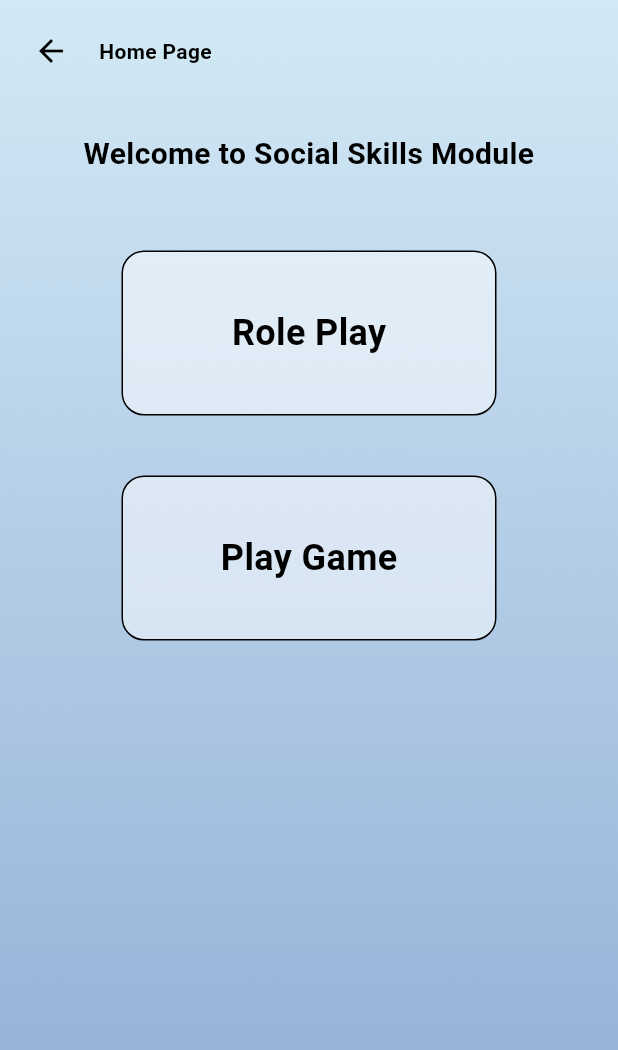
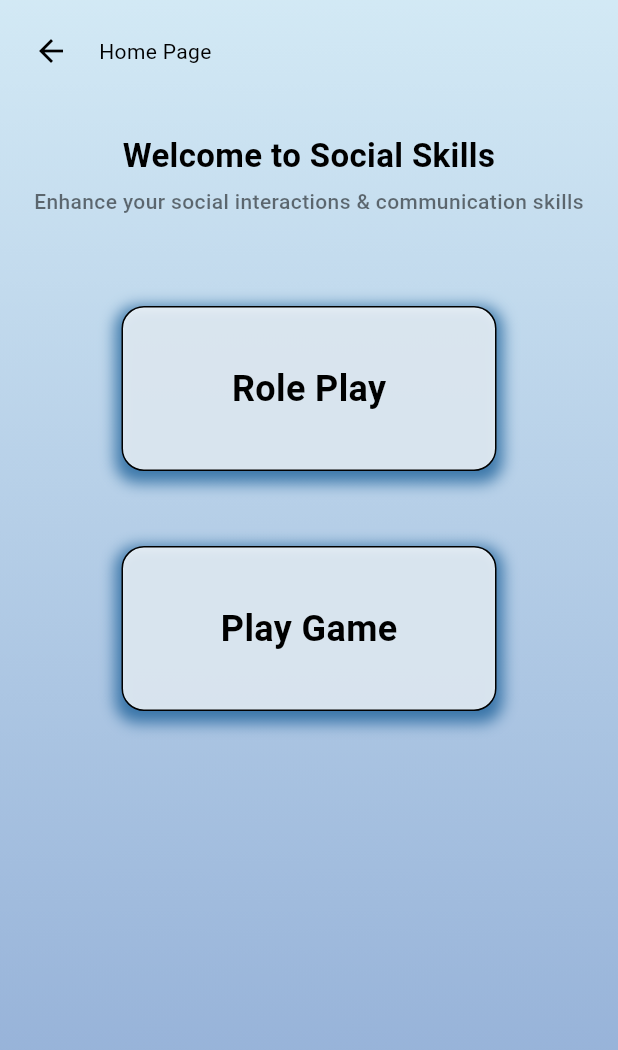
Before and after one commit to Binuri2005/Final_year_project, a Flutter app: the SocialskillsPage screen opened directly, on a phone screen of 412 x 824 dp. Shown: the top 1050 px of the screen. Run offline on Flutter 3.47's test engine with Material 3 defaults, Android fonts, the phone set to English and light mode, and no system bars; our stand-ins replace animate_do.

Commit message:
done with main page of the social skills

```diff
--- a/lib/social_skills_module/main_page.dart
+++ b/lib/social_skills_module/main_page.dart
@@ -8,13 +8,13 @@ class SocialskillsPage extends StatelessWidget {
         decoration: BoxDecoration(
           image: DecorationImage(
             image: AssetImage("assets/images/light_background.png"),
-            fit: BoxFit.cover, // Adjust as needed
+            fit: BoxFit.cover,
           ),
         ),
         child: Column(
           crossAxisAlignment: CrossAxisAlignment.center,
           children: [
-            // AppBar Replacement - Back Button with Home Page Text
+            // Back Button to Home Page
             Padding(
               padding: const EdgeInsets.all(10.0),
               child: Row(
@@ -30,78 +30,92 @@ class SocialskillsPage extends StatelessWidget {
                     'Home Page',
                     style: TextStyle(
                       fontSize: 14,
-                      fontWeight: FontWeight.bold,
+                      fontWeight: FontWeight.normal,
                       color: Colors.black,
                     ),
                   ),
                 ],
               ),
             ),
-            SizedBox(height: 20), // Adjusted spacing after the AppBar
+            SizedBox(height: 20),
 
-            // Welcome Text
+            // Welcome Message
             Text(
-              'Welcome to Social Skills Module',
+              'Welcome to Social Skills',
               style: TextStyle(
-                fontSize: 20,
+                fontSize: 22,
                 fontWeight: FontWeight.bold,
                 color: Colors.black,
               ),
               textAlign: TextAlign.center,
             ),
-            SizedBox(height: 20), // Spacing after the welcome text
+            SizedBox(height: 5),
+            Text(
+              'Enhance your social interactions & communication skills',
+              style: TextStyle(
+                fontSize: 14,
+                fontWeight: FontWeight.w500,
+                color: Colors.black54,
+              ),
+              textAlign: TextAlign.center,
+            ),
+            SizedBox(height: 60),
 
-            // Adjust this SizedBox height to move the boxes up or down
-            SizedBox(
-                height:
-                    30), // This controls the space between the welcome text and the boxes
+            // First Box (Role Play)
+            _buildBox('Role Play'),
+            SizedBox(height: 50),
 
-            // First Big Empty Box with Text
+            // Second Box (Play Game)
+            _buildBox('Play Game'),
+            SizedBox(height: 35),
+          ],
+        ),
+      ),
+    );
+  }
+
+  // Widget for Box Design
+  Widget _buildBox(String text) {
+    return Stack(
+      alignment: Alignment.center,
+      children: [
+        // Blue Outline Shadow
         Container(
           height: 110,
           width: 250,
           decoration: BoxDecoration(
-                color: Colors.white.withOpacity(0.5), // Transparent White
+            borderRadius: BorderRadius.circular(15),
+            boxShadow: [
+              BoxShadow(
+                color: Color.fromARGB(255, 9, 83, 144).withOpacity(0.7),
+                spreadRadius: 4,
+                blurRadius: 8,
+                offset: Offset(0, 4),
+              ),
+            ],
+          ),
+        ),
+        // Whitish Opaque Box
+        Container(
+          height: 110,
+          width: 250,
+          decoration: BoxDecoration(
+            color: Colors.white.withOpacity(0.8),
             borderRadius: BorderRadius.circular(15),
             border: Border.all(color: Colors.black, width: 1),
           ),
           child: Center(
             child: Text(
-                  'Role Play',
+              text,
               style: TextStyle(
                 fontSize: 24,
                 fontWeight: FontWeight.bold,
-                    color: Colors.black,
+                color: Colors.black, // Navy Blue
               ),
             ),
           ),
         ),
-            SizedBox(height: 40), // Spacing between the boxes
-
-            // Second Big Empty Box with Text
-            Container(
-              height: 110,
-              width: 250,
-              decoration: BoxDecoration(
-                color: Colors.white.withOpacity(0.5), // Transparent White
-                borderRadius: BorderRadius.circular(15),
-                border: Border.all(color: Colors.black, width: 1),
-              ),
-              child: Center(
-                child: Text(
-                  'Play Game',
-                  style: TextStyle(
-                    fontSize: 24,
-                    fontWeight: FontWeight.bold,
-                    color: Colors.black,
-                  ),
-                ),
-              ),
-            ),
-            SizedBox(height: 20), // Optional spacing after the last box
       ],
-        ),
-      ),
     );
   }
 }
```
Also changed, not shown: assets/images/role_play_color.png (added). Lines whose indentation alone changed are shown as unchanged.
